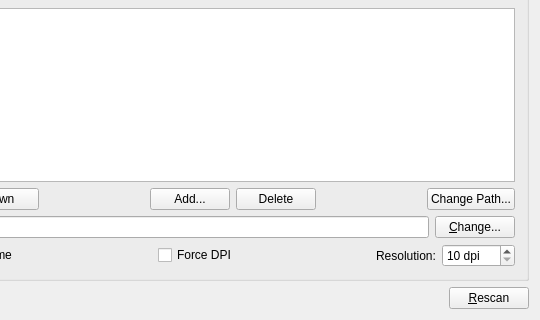
First picture: the form in scribus/tabexternaltoolswidget.ui, repository scribusproject/scribus, before the edit; both pictures show x 152 to 692 and y 294 to 614 of the 692 by 614 pixel window.
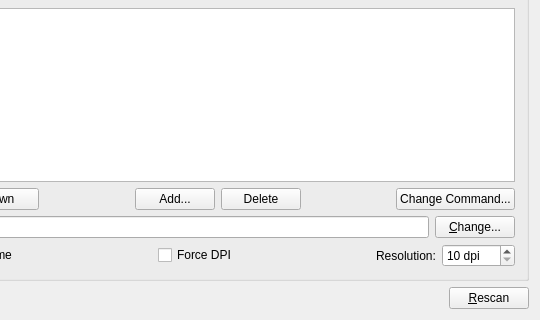
Second picture: the form after the edit.

Commit message: Made command for renderframes configurable. This should fix bug #7370.

The edit to the form file:
```diff
--- a/scribus/tabexternaltoolswidget.ui
+++ b/scribus/tabexternaltoolswidget.ui
@@ -324,7 +324,7 @@
         <item>
          <widget class="QPushButton" name="latexChangePathButton" >
           <property name="text" >
-           <string>Change Path...</string>
+           <string>Change Command...</string>
           </property>
          </widget>
         </item>
```
The commit also changes 8 other files.
